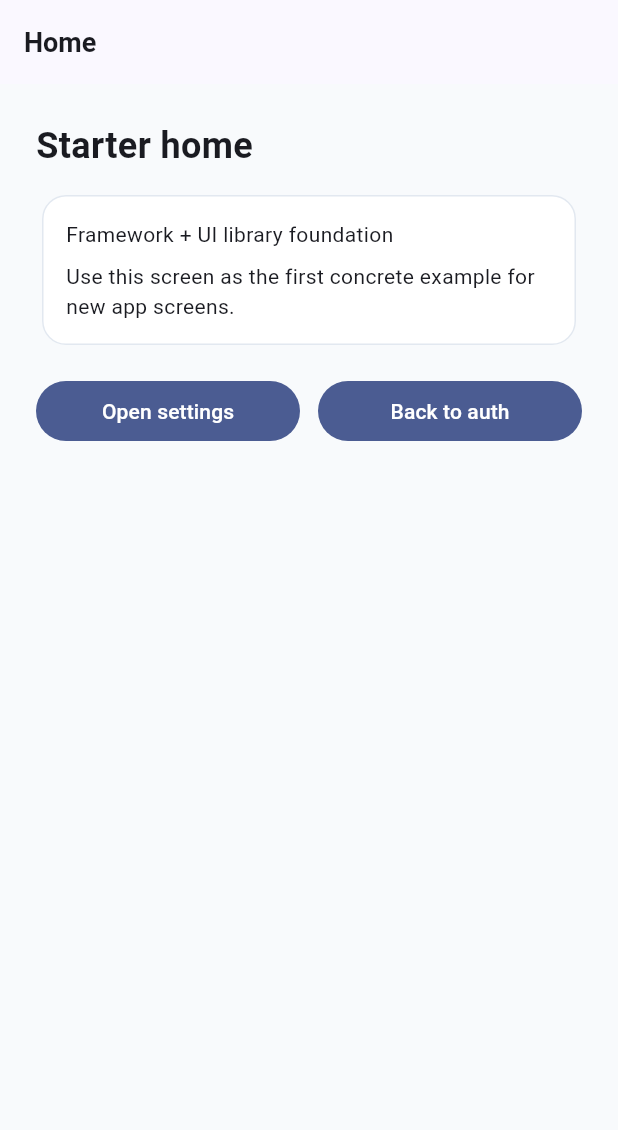
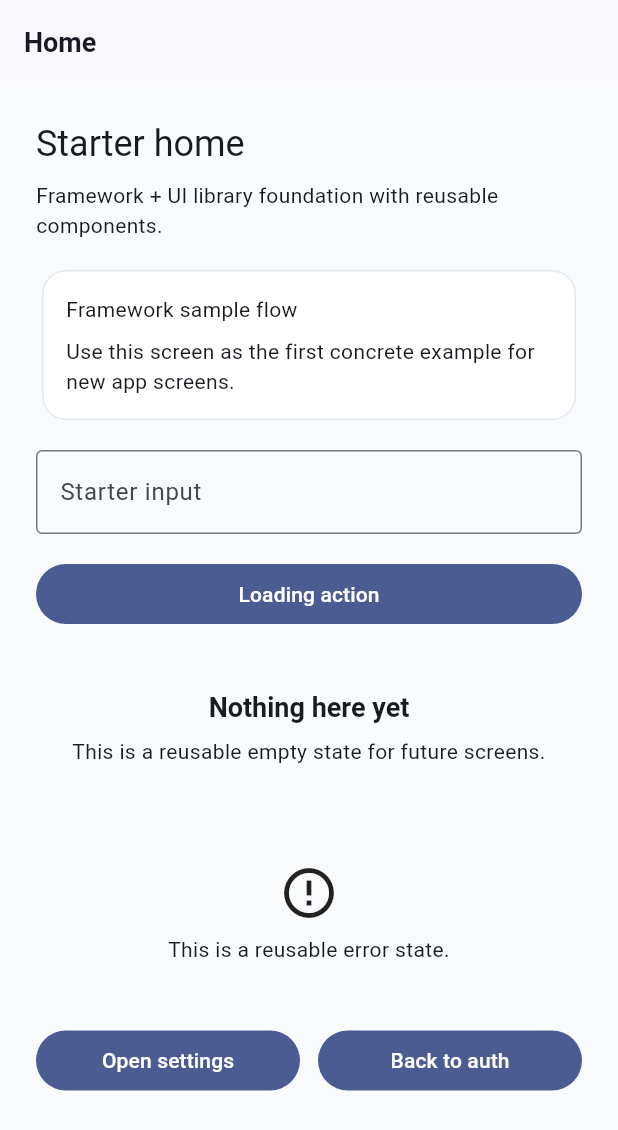
Before and after one commit to solomonayodeleo/flutter-mobile-framework, a Flutter app: the HomeScreen screen opened by its route, after a tap on "Back to auth", after a tap on "Sign in sample user", on a phone screen of 412 x 824 dp. Shown: the top 1130 px of the screen. Run offline on Flutter 3.47's test engine with Material 3 defaults, Android fonts, the phone set to English and light mode, and no system bars; our stand-ins replace flutter_riverpod, get_it, go_router.

Commit message:
Refine auth flow and add shared starter widgets

```diff
--- a/lib/flutter_mobile_ui_library.dart
+++ b/lib/flutter_mobile_ui_library.dart
@@ -10,3 +10,8 @@ export 'src/theme/app_colors.dart';
 export 'src/theme/app_text_styles.dart';
 export 'src/widgets/app_button.dart';
 export 'src/widgets/app_card.dart';
+export 'src/widgets/app_empty_state.dart';
+export 'src/widgets/app_error_state.dart';
+export 'src/widgets/app_loading_button.dart';
+export 'src/widgets/app_page_header.dart';
+export 'src/widgets/app_text_field.dart';
--- a/lib/src/features/auth/presentation/auth_controller.dart
+++ b/lib/src/features/auth/presentation/auth_controller.dart
@@ -5,26 +5,36 @@ import 'package:flutter_mobile_framework/src/features/auth/data/auth_repository.
 final authControllerProvider =
     NotifierProvider<AuthController, AuthState>(AuthController.new);
 
+enum AuthStatus {
+  signedOut,
+  signingIn,
+  signedIn,
+}
+
 class AuthState {
   const AuthState({
-    this.isLoading = false,
+    this.status = AuthStatus.signedOut,
     this.userName,
     this.errorMessage,
   });
 
-  final bool isLoading;
+  final AuthStatus status;
   final String? userName;
   final String? errorMessage;
 
+  bool get isLoading => status == AuthStatus.signingIn;
+  bool get isAuthenticated => status == AuthStatus.signedIn;
+
   AuthState copyWith({
-    bool? isLoading,
+    AuthStatus? status,
     String? userName,
     String? errorMessage,
+    bool clearError = false,
   }) {
     return AuthState(
-      isLoading: isLoading ?? this.isLoading,
+      status: status ?? this.status,
       userName: userName ?? this.userName,
-      errorMessage: errorMessage,
+      errorMessage: clearError ? null : errorMessage ?? this.errorMessage,
     );
   }
 }
@@ -39,13 +49,20 @@ class AuthController extends Notifier<AuthState> {
   }
 
   Future<void> signIn() async {
-    state = state.copyWith(isLoading: true, errorMessage: null);
+    state = state.copyWith(
+      status: AuthStatus.signingIn,
+      clearError: true,
+    );
     try {
       final userName = await _repository.signIn();
-      state = state.copyWith(isLoading: false, userName: userName);
+      state = state.copyWith(
+        status: AuthStatus.signedIn,
+        userName: userName,
+        clearError: true,
+      );
     } catch (error) {
       state = state.copyWith(
-        isLoading: false,
+        status: AuthStatus.signedOut,
         errorMessage: 'Sign in failed. Please try again.',
       );
     }
--- a/lib/src/features/auth/presentation/auth_screen.dart
+++ b/lib/src/features/auth/presentation/auth_screen.dart
@@ -14,7 +14,8 @@ class AuthScreen extends ConsumerWidget {
     final state = ref.watch(authControllerProvider);
 
     ref.listen(authControllerProvider, (previous, next) {
-      if (next.userName != null && previous?.userName != next.userName) {
+      if (next.isAuthenticated &&
+          previous?.status != AuthStatus.signedIn) {
         context.go('/home');
       }
     });
@@ -36,7 +37,8 @@ class AuthScreen extends ConsumerWidget {
                 ),
                 const SizedBox(height: 24),
                 AppButton(
-                  label: state.isLoading ? 'Signing in...' : 'Sign in sample user',
+                  label:
+                      state.isLoading ? 'Signing in...' : 'Sign in sample user',
                   onPressed: state.isLoading
                       ? () {}
                       : () => ref.read(authControllerProvider.notifier).signIn(),
--- a/lib/src/features/home/presentation/home_screen.dart
+++ b/lib/src/features/home/presentation/home_screen.dart
@@ -1,34 +1,63 @@
 import 'package:flutter/material.dart';
+import 'package:flutter_riverpod/flutter_riverpod.dart';
 import 'package:go_router/go_router.dart';
+import 'package:flutter_mobile_framework/src/features/auth/presentation/auth_controller.dart';
 import 'package:flutter_mobile_framework/src/widgets/app_button.dart';
 import 'package:flutter_mobile_framework/src/widgets/app_card.dart';
+import 'package:flutter_mobile_framework/src/widgets/app_empty_state.dart';
+import 'package:flutter_mobile_framework/src/widgets/app_error_state.dart';
+import 'package:flutter_mobile_framework/src/widgets/app_loading_button.dart';
+import 'package:flutter_mobile_framework/src/widgets/app_page_header.dart';
+import 'package:flutter_mobile_framework/src/widgets/app_text_field.dart';
 import 'package:flutter_mobile_framework/src/theme/app_text_styles.dart';
 
-class HomeScreen extends StatelessWidget {
+class HomeScreen extends ConsumerWidget {
   const HomeScreen({super.key});
 
   @override
-  Widget build(BuildContext context) {
+  Widget build(BuildContext context, WidgetRef ref) {
     return Scaffold(
       appBar: AppBar(title: const Text('Home')),
-      body: Padding(
+      body: ListView(
         padding: const EdgeInsets.all(24),
-        child: Column(
-          crossAxisAlignment: CrossAxisAlignment.start,
         children: [
-            Text('Starter home', style: AppTextStyles.headline),
-            const SizedBox(height: 12),
+          const AppPageHeader(
+            title: 'Starter home',
+            subtitle:
+                'Framework + UI library foundation with reusable components.',
+          ),
+          const SizedBox(height: 16),
           const AppCard(
             child: Column(
               crossAxisAlignment: CrossAxisAlignment.start,
               children: [
-                  Text('Framework + UI library foundation'),
+                Text('Framework sample flow'),
                 SizedBox(height: 8),
                 Text(
                   'Use this screen as the first concrete example for new app screens.',
                 ),
               ],
             ),
+          ),
+          const SizedBox(height: 16),
+          const AppTextField(
+            labelText: 'Starter input',
+            hintText: 'Type anything here',
+          ),
+          const SizedBox(height: 16),
+          AppLoadingButton(
+            label: 'Loading action',
+            isLoading: false,
+            onPressed: () {},
+          ),
+          const SizedBox(height: 16),
+          const AppEmptyState(
+            title: 'Nothing here yet',
+            message: 'This is a reusable empty state for future screens.',
+          ),
+          const SizedBox(height: 16),
+          const AppErrorState(
+            message: 'This is a reusable error state.',
           ),
           const SizedBox(height: 16),
           Row(
@@ -43,14 +72,16 @@ class HomeScreen extends StatelessWidget {
               Expanded(
                 child: AppButton(
                   label: 'Back to auth',
-                    onPressed: () => context.go('/auth'),
+                  onPressed: () {
+                    ref.read(authControllerProvider.notifier).signOut();
+                    context.go('/auth');
+                  },
                 ),
               ),
             ],
           ),
         ],
       ),
-      ),
     );
   }
 }
--- a/lib/src/features/settings/presentation/settings_screen.dart
+++ b/lib/src/features/settings/presentation/settings_screen.dart
@@ -4,6 +4,7 @@ import 'package:go_router/go_router.dart';
 import 'package:flutter_mobile_framework/src/features/auth/presentation/auth_controller.dart';
 import 'package:flutter_mobile_framework/src/widgets/app_button.dart';
 import 'package:flutter_mobile_framework/src/widgets/app_card.dart';
+import 'package:flutter_mobile_framework/src/widgets/app_page_header.dart';
 import 'package:flutter_mobile_framework/src/theme/app_text_styles.dart';
 
 class SettingsScreen extends ConsumerWidget {
@@ -20,11 +21,12 @@ class SettingsScreen extends ConsumerWidget {
             crossAxisAlignment: CrossAxisAlignment.start,
             mainAxisSize: MainAxisSize.min,
             children: [
-              Text('App settings', style: AppTextStyles.headline),
+              const AppPageHeader(
+                title: 'App settings',
+                subtitle:
+                    'This is a starter placeholder for theme toggles, profile options, or build flags.',
+              ),
               const SizedBox(height: 8),
-              const Text(
-                'This is a starter placeholder for theme toggles, profile options, or build flags.',
-              ),
               const SizedBox(height: 16),
               AppButton(
                 label: 'Log out',
--- /dev/null
+++ b/lib/src/widgets/app_empty_state.dart
@@ -0,0 +1,44 @@
+import 'package:flutter/material.dart';
+import 'package:flutter_mobile_framework/src/widgets/app_button.dart';
+
+class AppEmptyState extends StatelessWidget {
+  const AppEmptyState({
+    super.key,
+    required this.title,
+    required this.message,
+    this.actionLabel,
+    this.onActionPressed,
+  });
+
+  final String title;
+  final String message;
+  final String? actionLabel;
+  final VoidCallback? onActionPressed;
+
+  @override
+  Widget build(BuildContext context) {
+    return Center(
+      child: Padding(
+        padding: const EdgeInsets.all(24),
+        child: Column(
+          mainAxisSize: MainAxisSize.min,
+          children: [
+            Text(title, style: Theme.of(context).textTheme.titleLarge),
+            const SizedBox(height: 8),
+            Text(
+              message,
+              textAlign: TextAlign.center,
+            ),
+            if (actionLabel != null && onActionPressed != null) ...[
+              const SizedBox(height: 16),
+              AppButton(
+                label: actionLabel!,
+                onPressed: onActionPressed!,
+              ),
+            ],
+          ],
+        ),
+      ),
+    );
+  }
+}
--- /dev/null
+++ b/lib/src/widgets/app_error_state.dart
@@ -0,0 +1,40 @@
+import 'package:flutter/material.dart';
+import 'package:flutter_mobile_framework/src/widgets/app_button.dart';
+
+class AppErrorState extends StatelessWidget {
+  const AppErrorState({
+    super.key,
+    required this.message,
+    this.onRetry,
+  });
+
+  final String message;
+  final VoidCallback? onRetry;
+
+  @override
+  Widget build(BuildContext context) {
+    return Center(
+      child: Padding(
+        padding: const EdgeInsets.all(24),
+        child: Column(
+          mainAxisSize: MainAxisSize.min,
+          children: [
+            const Icon(Icons.error_outline, size: 40),
+            const SizedBox(height: 8),
+            Text(
+              message,
+              textAlign: TextAlign.center,
+            ),
+            if (onRetry != null) ...[
+              const SizedBox(height: 16),
+              AppButton(
+                label: 'Retry',
+                onPressed: onRetry!,
+              ),
+            ],
+          ],
+        ),
+      ),
+    );
+  }
+}
--- /dev/null
+++ b/lib/src/widgets/app_loading_button.dart
@@ -0,0 +1,28 @@
+import 'package:flutter/material.dart';
+
+class AppLoadingButton extends StatelessWidget {
+  const AppLoadingButton({
+    super.key,
+    required this.label,
+    required this.isLoading,
+    required this.onPressed,
+  });
+
+  final String label;
+  final bool isLoading;
+  final VoidCallback onPressed;
+
+  @override
+  Widget build(BuildContext context) {
+    return FilledButton(
+      onPressed: isLoading ? null : onPressed,
+      child: isLoading
+          ? const SizedBox(
+              width: 18,
+              height: 18,
+              child: CircularProgressIndicator(strokeWidth: 2),
+            )
+          : Text(label),
+    );
+  }
+}
--- /dev/null
+++ b/lib/src/widgets/app_page_header.dart
@@ -0,0 +1,26 @@
+import 'package:flutter/material.dart';
+
+class AppPageHeader extends StatelessWidget {
+  const AppPageHeader({
+    super.key,
+    required this.title,
+    this.subtitle,
+  });
+
+  final String title;
+  final String? subtitle;
+
+  @override
+  Widget build(BuildContext context) {
+    return Column(
+      crossAxisAlignment: CrossAxisAlignment.start,
+      children: [
+        Text(title, style: Theme.of(context).textTheme.headlineSmall),
+        if (subtitle != null) ...[
+          const SizedBox(height: 8),
+          Text(subtitle!),
+        ],
+      ],
+    );
+  }
+}
--- /dev/null
+++ b/lib/src/widgets/app_text_field.dart
@@ -0,0 +1,32 @@
+import 'package:flutter/material.dart';
+
+class AppTextField extends StatelessWidget {
+  const AppTextField({
+    super.key,
+    required this.labelText,
+    this.hintText,
+    this.controller,
+    this.onChanged,
+    this.obscureText = false,
+  });
+
+  final String labelText;
+  final String? hintText;
+  final TextEditingController? controller;
+  final ValueChanged<String>? onChanged;
+  final bool obscureText;
+
+  @override
+  Widget build(BuildContext context) {
+    return TextField(
+      controller: controller,
+      onChanged: onChanged,
+      obscureText: obscureText,
+      decoration: InputDecoration(
+        labelText: labelText,
+        hintText: hintText,
+        border: const OutlineInputBorder(),
+      ),
+    );
+  }
+}
```
Also changed, not shown: lib/src/app/app.dart (line endings or trailing spaces), 1 other file. Lines whose indentation alone changed are shown as unchanged.
